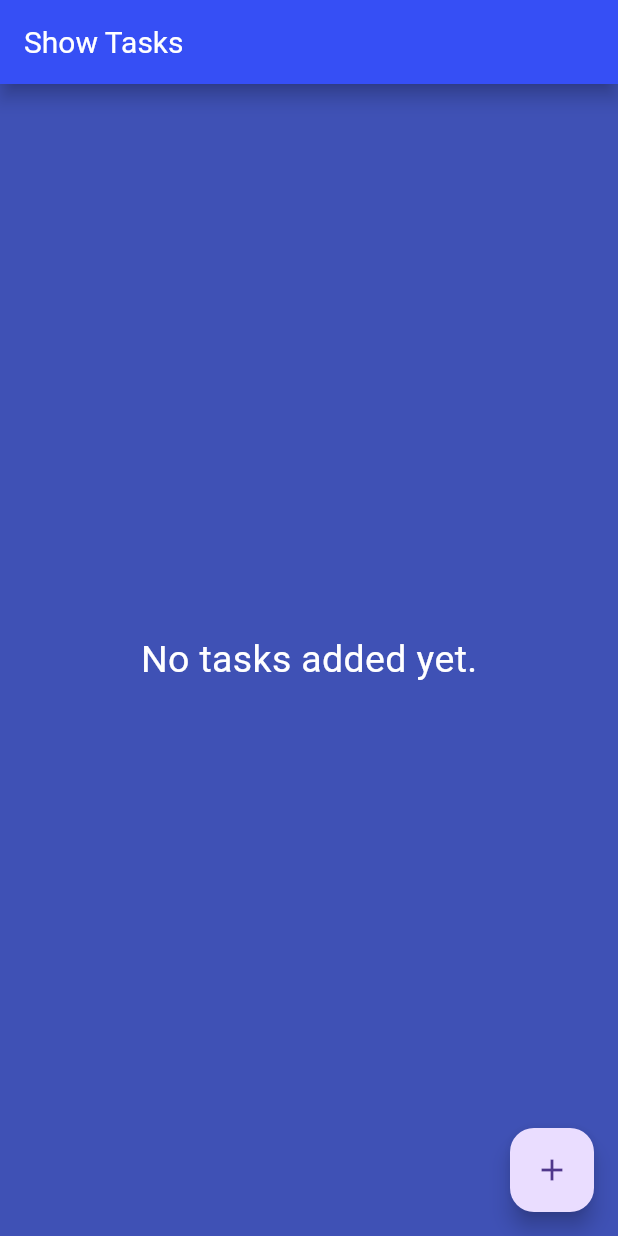
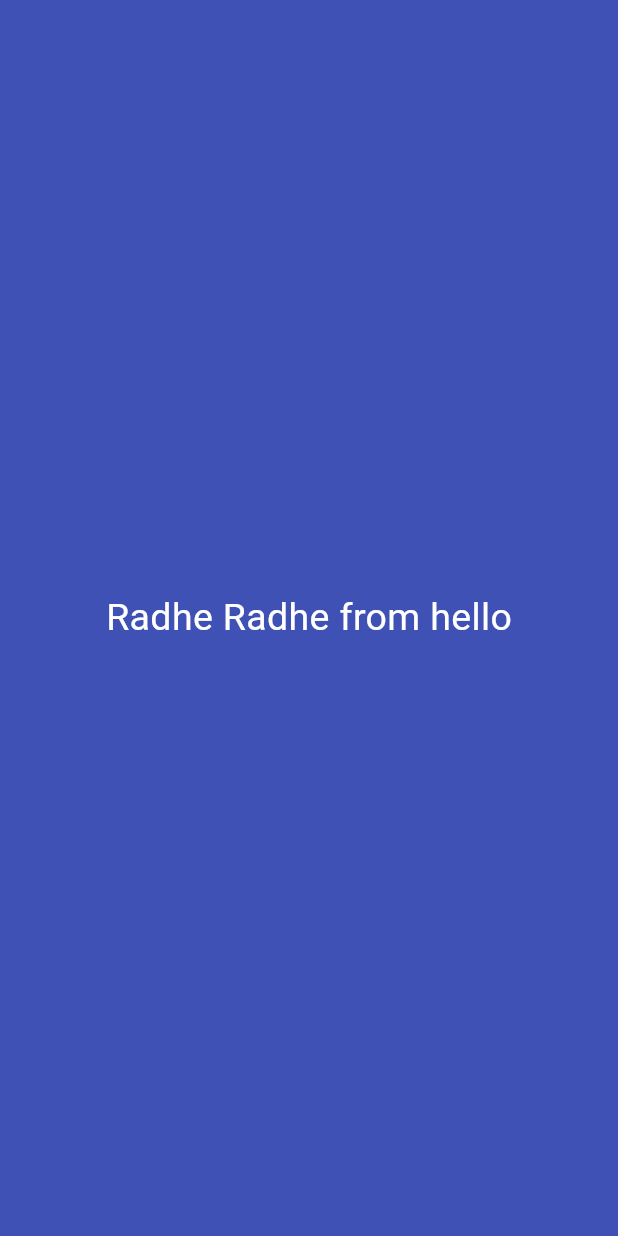
Before and after one commit to Surbhi2000312/river_app, a Flutter app: the screen it shows after launch, on a phone screen of 412 x 824 dp. Run offline on Flutter 3.47's test engine with Material 3 defaults, Android fonts, the phone set to English and light mode, and no system bars; our stand-ins replace flutter_riverpod, shared_preferences.

```diff
--- a/lib/main.dart
+++ b/lib/main.dart
@@ -2,14 +2,16 @@ import 'package:flutter/material.dart';
 import 'package:flutter/services.dart';
 import 'package:flutter_riverpod/flutter_riverpod.dart';
 import 'package:river_app/json/Task.dart';
+import 'package:river_app/other_ui_like_counter/practise_one.dart';
 import 'package:river_app/task/show_data.dart';
 import 'package:river_app/widgets/edt.dart';
 
 void main() {
   runApp(ProviderScope(child: TodoApp()));
-  Task task = Task(id: "1", name: "Test", date: "2024-01-01", time: "10:00", isCompleted: 'false');
-  Task updatedTask = task.copyWith(name: "Updated Name");
+  // Task task = Task(id: "1", name: "Test", date: "2024-01-01", time: "10:00", isCompleted: 'false');
+  // Task updatedTask = task.copyWith(name: "Updated Name");
 }
+
 
 class TodoApp extends StatelessWidget {
   @override
@@ -44,11 +46,16 @@ class TodoApp extends StatelessWidget {
         // primaryTextTheme: Typography(platform: TargetPlatform.iOS).white,
         // textTheme: Typography(platform: TargetPlatform.iOS).white,
       ),
-      home: ShowData(),
+      // home: ShowData(),
+      home: PractiseOne(),
     );
   }
 }
 
+
+
+
+/*
 // Todo model
 class Todo {
   final int id;
@@ -108,3 +115,5 @@ class TodoListNotifier extends StateNotifier<List<Todo>> {
     state = state.where((todo) => todo.id != id).toList();
   }
 }
+
+ */
--- /dev/null
+++ b/lib/other_ui_like_counter/practise_one.dart
@@ -0,0 +1,50 @@
+import 'package:flutter/material.dart';
+import 'package:flutter_riverpod/flutter_riverpod.dart';
+
+/// Consumer Widget not state bro
+
+final hello = Provider<String>((ref){
+  return 'Radhe Radhe from hello';
+});
+
+final age = Provider<int>((ref){
+  return 24;
+});
+
+
+
+class PractiseOne extends ConsumerStatefulWidget {
+  const PractiseOne({super.key});
+
+  @override
+  ConsumerState<PractiseOne> createState() => _PractiseOneState();
+}
+
+class _PractiseOneState extends ConsumerState<PractiseOne> {
+
+  @override
+  Widget build(BuildContext context) {
+    final greeting = ref.watch(hello);
+    final  myAge = ref.watch(age);
+    return Scaffold(
+        body: Center(
+          child: Text(greeting),
+        ),
+    );
+  }
+}
+
+// class PractiseOne extends ConsumerWidget {
+//   const PractiseOne({super.key});
+//
+//   @override
+//   Widget build(BuildContext context, WidgetRef ref) {
+//     final greeting = ref.watch(hello);
+//     final  myAge = ref.watch(age);
+//     return Scaffold(
+//         body: Center(
+//           child: Text(greeting),
+//         ),
+//     );
+//   }
+// }
```
